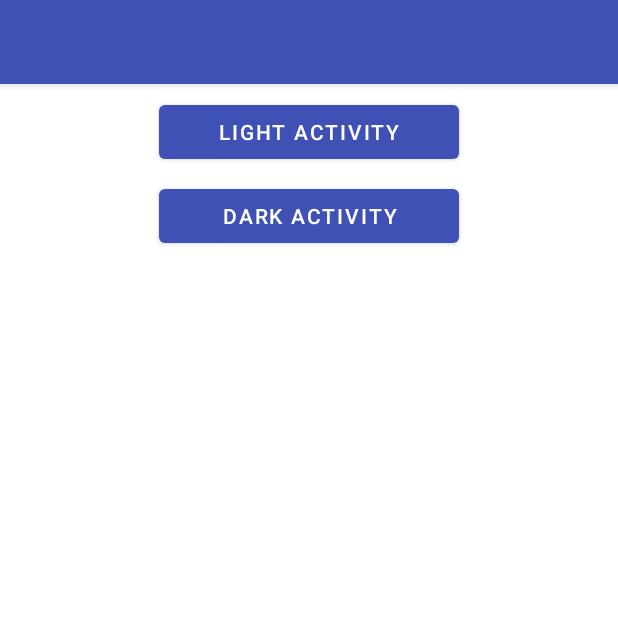
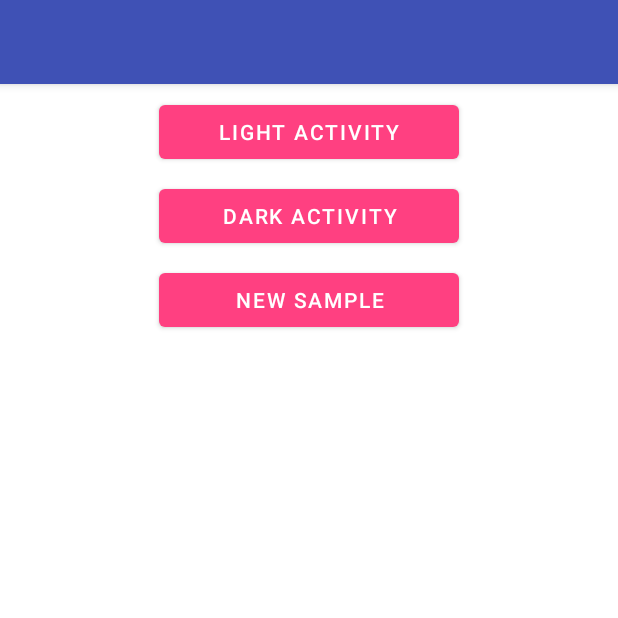
Before and after one commit to zawadz88/MaterialPopupMenu, an Android app: the screen it shows after launch (MainActivity), on a phone screen of 412 x 824 dp, the top half of it. Run offline under Robolectric (Android 15) with nearby library versions, the phone set to English and light mode, and no system bars; our stand-ins replace ButterKnife; 1 statement that could not run was skipped.

Commit message:
Added a skeleton for new sample app with Theme switching.
Updated MaterialComponents to 1.1.0-beta02

```diff
--- a/build.gradle
+++ b/build.gradle
@@ -42,7 +42,7 @@ configure(allprojects) {
         ANDROIDX_APPCOMPAT_VERSION          = '1.0.2'
         ANDROIDX_RECYCLERVIEW_VERSION       = '1.0.0'
         ANDROIDX_CONSTRAINTLAYOUT_VERSION   = '1.1.3'
-        MATERIAL_COMPONENTS_VERSION         = '1.0.0'
+        MATERIAL_COMPONENTS_VERSION         = '1.1.0-beta02'
         BUTTERKNIFE_VERSION                 = '10.1.0'
 
         JUNIT_VERSION                       = '4.12'
--- a/sample/src/main/java/com/github/zawadz88/materialpopupmenu/sample/MainActivity.kt
+++ b/sample/src/main/java/com/github/zawadz88/materialpopupmenu/sample/MainActivity.kt
@@ -29,4 +29,9 @@ class MainActivity : AppCompatActivity() {
     fun onDarkActivityClicked() {
         startActivity(Intent(this, DarkActivity::class.java))
     }
+
+    @OnClick(R.id.sample_activity)
+    fun onSampleActivityClicked() {
+        startActivity(Intent(this, SampleActivity::class.java))
+    }
 }
--- a/sample/src/main/res/layout/activity_main.xml
+++ b/sample/src/main/res/layout/activity_main.xml
@@ -42,4 +42,17 @@
         app:layout_constraintStart_toStartOf="parent"
         app:layout_constraintTop_toBottomOf="@+id/light_activity" />
 
+    <Button
+        android:id="@+id/sample_activity"
+        android:layout_width="200dp"
+        android:layout_height="wrap_content"
+        android:layout_marginStart="8dp"
+        android:layout_marginTop="8dp"
+        android:layout_marginEnd="8dp"
+        android:text="NEW SAMPLE"
+        app:layout_constraintEnd_toEndOf="parent"
+        app:layout_constraintStart_toStartOf="parent"
+        app:layout_constraintTop_toBottomOf="@+id/dark_activity"
+        tools:ignore="HardcodedText" />
+
 </androidx.constraintlayout.widget.ConstraintLayout>
--- a/sample/src/main/res/values/strings.xml
+++ b/sample/src/main/res/values/strings.xml
@@ -19,4 +19,9 @@
     <string name="custom_padding">Custom padding</string>
     <string name="rounded_corners">Rounded corners</string>
     <string name="bottom_button_text">Show menu above me please</string>
+
+    <string name="choose_theme">Choose theme</string>
+    <string name="theme_light">Light</string>
+    <string name="theme_dark">Dark</string>
+
 </resources>
--- a/sample/src/main/res/values/styles.xml
+++ b/sample/src/main/res/values/styles.xml
@@ -7,18 +7,36 @@
         <item name="colorPrimary">@color/colorPrimary</item>
         <item name="colorPrimaryDark">@color/colorPrimaryDark</item>
         <item name="colorAccent">@color/colorAccent</item>
+        <item name="materialButtonStyle">@style/AppTheme.Button</item>
+        <item name="materialButtonOutlinedStyle">@style/AppTheme.Button.OutlinedButton</item>
     </style>
 
     <style name="AppTheme.Light" parent="Theme.MaterialComponents.Light.NoActionBar">
         <item name="colorPrimary">@color/lightColorPrimary</item>
         <item name="colorPrimaryDark">@color/lightColorPrimaryDark</item>
         <item name="colorAccent">@color/colorAccent</item>
+        <item name="materialButtonStyle">@style/AppTheme.Button</item>
+        <item name="materialButtonOutlinedStyle">@style/AppTheme.Button.OutlinedButton</item>
     </style>
 
     <style name="AppTheme.Dark" parent="Theme.MaterialComponents.NoActionBar">
         <item name="colorPrimary">@color/colorPrimary</item>
         <item name="colorPrimaryDark">@color/colorPrimaryDark</item>
         <item name="colorAccent">@color/colorAccent</item>
+        <item name="materialButtonStyle">@style/AppTheme.Button</item>
+        <item name="materialButtonOutlinedStyle">@style/AppTheme.Button.OutlinedButton</item>
+    </style>
+
+    <style name="AppTheme.Button" parent="Widget.MaterialComponents.Button">
+        <item name="backgroundTint">?attr/colorAccent</item>
+    </style>
+
+    <style name="AppTheme.Button.OutlinedButton" parent="Widget.MaterialComponents.Button.OutlinedButton">
+        <item name="android:theme">@style/AppThemeOverlay.AccentToPrimary</item>
+    </style>
+
+    <style name="AppThemeOverlay.AccentToPrimary" parent="">
+        <item name="colorPrimary">?attr/colorAccent</item>
     </style>
 
     <style name="Base.TitleLabel" parent="TextAppearance.AppCompat">
```
Also changed, not shown: sample/sample.gradle (+1 -6 lines), sample/src/main/AndroidManifest.xml (+7 -2 lines), sample/src/main/java/com/github/zawadz88/materialpopupmenu/sample/SampleActivity.kt (added, +60 -0 lines), sample/src/main/res/drawable/ic_theme_dark_24px.xml (added, +24 -0 lines), sample/src/main/res/drawable/ic_theme_light_24px.xml (added, +24 -0 lines), sample/src/main/res/layout/activity_sample.xml (added, +73 -0 lines).
